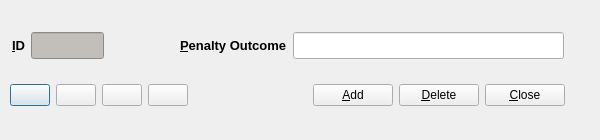
Above: code/pyqt/gui/penoutcome_setup.ui from soccermetrics/marcotti-desktop before the change. Below: the same form after it.
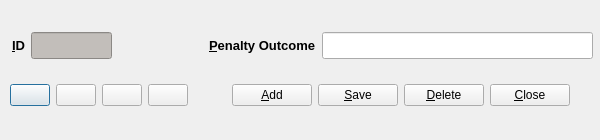
That is the form after the change. Icons and pictures are not drawn.

Commit message: Added Save button to UIs, rebuilt autocoded Python files (#13)

Diff of the .ui file:
```diff
--- a/code/pyqt/gui/penoutcome_setup.ui
+++ b/code/pyqt/gui/penoutcome_setup.ui
@@ -18,8 +18,8 @@
   </property>
   <property name="maximumSize">
    <size>
-    <width>640</width>
-    <height>180</height>
+    <width>600</width>
+    <height>140</height>
    </size>
   </property>
   <property name="windowTitle">
@@ -30,7 +30,7 @@
     <rect>
      <x>12</x>
      <y>20</y>
-     <width>552</width>
+     <width>581</width>
      <height>51</height>
     </rect>
    </property>
@@ -112,7 +112,7 @@
     <rect>
      <x>10</x>
      <y>70</y>
-     <width>261</width>
+     <width>201</width>
      <height>51</height>
     </rect>
    </property>
@@ -188,12 +188,12 @@
     </item>
    </layout>
   </widget>
-  <widget class="QWidget" name="layoutWidget">
+  <widget class="QWidget" name="layoutWidget_2">
    <property name="geometry">
     <rect>
-     <x>290</x>
+     <x>210</x>
      <y>70</y>
-     <width>275</width>
+     <width>381</width>
      <height>51</height>
     </rect>
    </property>
@@ -225,6 +225,20 @@
       </property>
      </widget>
     </item>
+    <item>
+     <widget class="QPushButton" name="saveEntry">
+      <property name="toolTip">
+       <string>Delete Entry</string>
+      </property>
+      <property name="text">
+       <string>&amp;Save</string>
+      </property>
+      <property name="icon">
+       <iconset resource="fmrd_resources.qrc">
+        <normaloff>:/images/save.png</normaloff>:/images/save.png</iconset>
+      </property>
+     </widget>
+    </item>
     <item>
      <widget class="QPushButton" name="deleteEntry">
       <property name="toolTip">
@@ -253,6 +267,19 @@
       </property>
      </widget>
     </item>
+    <item>
+     <spacer name="horizontalSpacer_4">
+      <property name="orientation">
+       <enum>Qt::Horizontal</enum>
+      </property>
+      <property name="sizeHint" stdset="0">
+       <size>
+        <width>13</width>
+        <height>20</height>
+       </size>
+      </property>
+     </spacer>
+    </item>
    </layout>
   </widget>
  </widget>
```
The commit also changes 52 other files.
